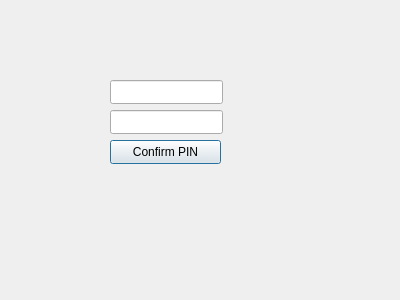
This is frontend/PINInterface/pinwindow.ui in JnsRdnp/ATM-Simulator as Qt 5 draws it before an edit. The edited form follows.
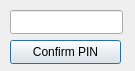
This is the edited form.

```diff
--- a/frontend/PINInterface/pinwindow.ui
+++ b/frontend/PINInterface/pinwindow.ui
@@ -6,8 +6,8 @@
    <rect>
     <x>0</x>
     <y>0</y>
-    <width>400</width>
-    <height>300</height>
+    <width>135</width>
+    <height>71</height>
    </rect>
   </property>
   <property name="windowTitle">
@@ -16,8 +16,8 @@
   <widget class="QLineEdit" name="textPin">
    <property name="geometry">
     <rect>
-     <x>110</x>
-     <y>110</y>
+     <x>10</x>
+     <y>10</y>
      <width>113</width>
      <height>24</height>
     </rect>
@@ -26,8 +26,8 @@
   <widget class="QPushButton" name="btnPin">
    <property name="geometry">
     <rect>
-     <x>110</x>
-     <y>140</y>
+     <x>10</x>
+     <y>40</y>
      <width>111</width>
      <height>24</height>
     </rect>
@@ -36,16 +36,6 @@
     <string>Confirm PIN</string>
    </property>
   </widget>
-  <widget class="QLineEdit" name="textCard">
-   <property name="geometry">
-    <rect>
-     <x>110</x>
-     <y>80</y>
-     <width>113</width>
-     <height>24</height>
-    </rect>
-   </property>
-  </widget>
  </widget>
  <resources/>
  <connections/>
```
